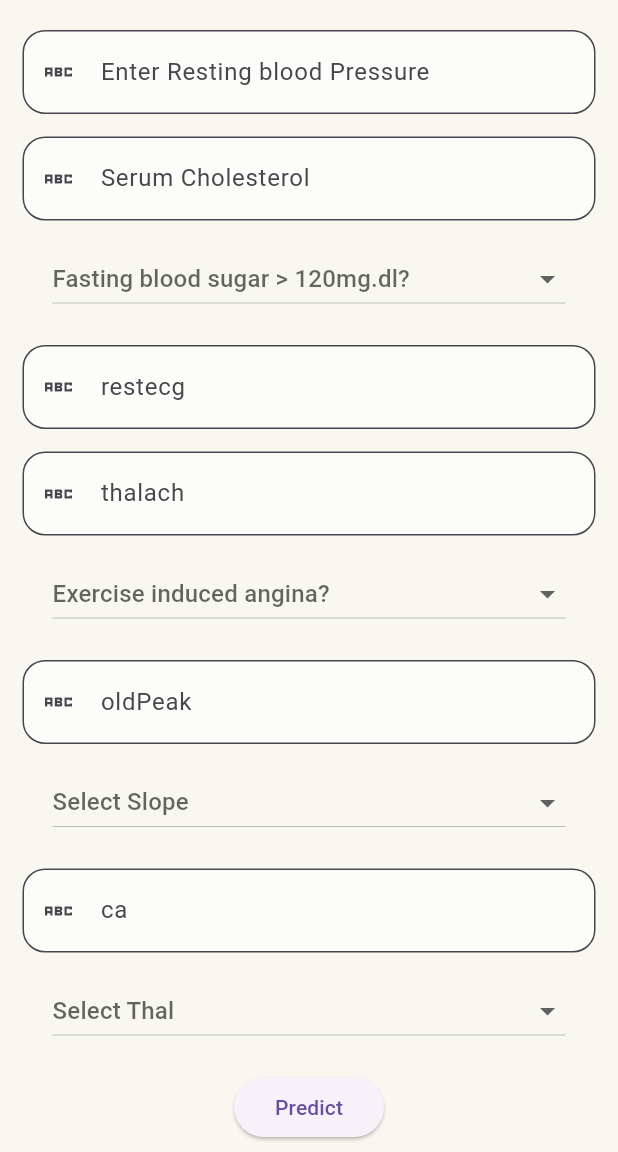
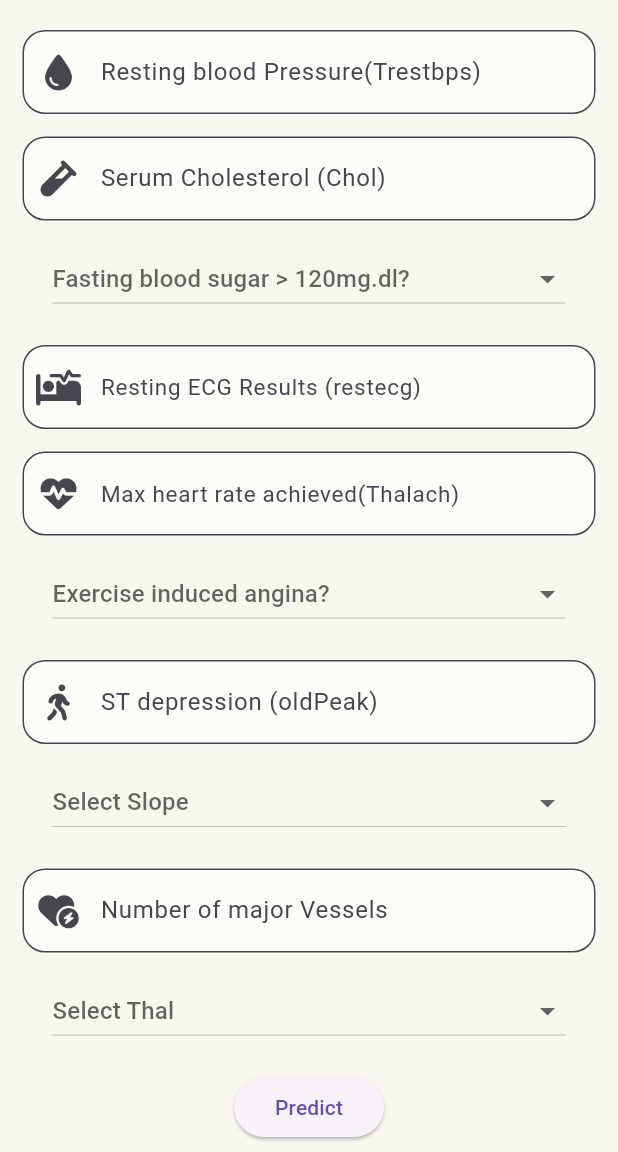
Before and after one commit to padman-1/heart-disease-prediction-mobile-app, a Flutter app: the HomePage screen opened directly, scrolled down 367 dp, on a phone screen of 412 x 824 dp, the part 84-1236 px from its top. Run offline on Flutter 3.47's test engine with Material 3 defaults, Android fonts, the phone set to English and light mode, and no system bars; our stand-ins replace bloc, dio, flutter_bloc, font_awesome_flutter; generated files the repository leaves out were written again.

Commit message:
added validation to text form fields

```diff
--- a/lib/pages/home_page.dart
+++ b/lib/pages/home_page.dart
@@ -2,6 +2,7 @@ import 'dart:ui';
 
 import 'package:flutter/material.dart';
 import 'package:flutter_bloc/flutter_bloc.dart';
+import 'package:font_awesome_flutter/font_awesome_flutter.dart';
 import 'package:heart_disease_mobile_app/bloc/cubit/heart_disease_cubit.dart';
 import 'package:heart_disease_mobile_app/models/heart_disease_model.dart';
 import 'package:heart_disease_mobile_app/service/api_service.dart';
@@ -135,10 +136,19 @@ class _HomePageState extends State<HomePage> {
                     Builder(
                       builder: (context) {
                         return CustomTextField(
-                          // hintext: 'Enter Age',
-                          label: const Text('Enter Age'),
-                          icon: Icon(Icons.abc_sharp),
+                          hintext: 'Enter your age',
+                          label: const Text('Age'),
+                          icon: const Icon(FontAwesomeIcons.calendarDays),
                           controller: ageController,
+                          validator: (value) {
+                            if (value == null || value.isEmpty) {
+                              return 'Please enter your age';
+                            }
+                            if (int.tryParse(value) == null) {
+                              return 'Please enter a valid integer';
+                            }
+                            return null;
+                          },
                         );
                       },
                     ),
@@ -159,20 +169,38 @@ class _HomePageState extends State<HomePage> {
                     Builder(
                       builder: (context) {
                         return CustomTextField(
-                          hintext: "Enter Resting blood Pressure",
-                          label: Text('Enter Resting blood Pressure'),
-                          icon: Icon(Icons.abc_sharp),
+                          hintext: "Enter your Resting blood Pressure",
+                          label: Text('Resting blood Pressure(Trestbps)'),
+                          icon: const Icon(FontAwesomeIcons.droplet),
                           controller: bloodPressureController,
+                          validator: (value) {
+                            if (value == null || value.isEmpty) {
+                              return 'Please enter your resting blood pressure';
+                            }
+                            if (int.tryParse(value) == null) {
+                              return 'Please enter a valid integer';
+                            }
+                            return null;
+                          },
                         );
                       },
                     ),
                     Builder(
                       builder: (context) {
                         return CustomTextField(
-                          hintext: "Chol",
-                          label: Text('Serum Cholesterol'),
-                          icon: Icon(Icons.abc_sharp),
+                          hintext: 'Enter your cholesterol level',
+                          label: Text('Serum Cholesterol (Chol)'),
+                          icon: const Icon(FontAwesomeIcons.vial),
                           controller: cholesterolController,
+                          validator: (value) {
+                            if (value == null || value.isEmpty) {
+                              return 'Please enter your cholesterol level';
+                            }
+                            if (int.tryParse(value) == null) {
+                              return 'Please enter a valid integer';
+                            }
+                            return null;
+                          },
                         );
                       },
                     ),
@@ -183,33 +211,49 @@ class _HomePageState extends State<HomePage> {
                       });
                     }),
 
-                    // Builder(
-                    //   builder: (context) {
-                    //     return CustomTextField(
-                    //       hintext: "FBS",
-                    //       label: Text('FBS'),
-                    //       icon: Icon(Icons.abc_sharp),
-                    //       controller: fbsController,
-                    //     );
-                    //   },
-                    // ),
                     Builder(
                       builder: (context) {
                         return CustomTextField(
-                          hintext: "restecg",
-                          label: Text('restecg'),
-                          icon: Icon(Icons.abc_sharp),
+                          hintext: 'Enter 0, 1 or 2 based on results',
+                          label: const Text(
+                            'Resting ECG Results (restecg)',
+                            style: TextStyle(
+                              fontSize: 15,
+                            ),
+                          ),
+                          icon: const Icon(FontAwesomeIcons.bedPulse),
                           controller: restecgController,
+                          validator: (value) {
+                            if (value == null || value.isEmpty) {
+                              return 'Please enter a value for Restecg';
+                            }
+                            if (int.tryParse(value) == null) {
+                              return 'Please enter a valid integer';
+                            }
+                            return null;
+                          },
                         );
                       },
                     ),
                     Builder(
                       builder: (context) {
                         return CustomTextField(
-                          hintext: "thalach",
-                          label: Text('thalach'),
-                          icon: Icon(Icons.abc_sharp),
+                          hintext: 'Enter your maximum heart rate',
+                          label: const Text(
+                            'Max heart rate achieved(Thalach)',
+                            style: TextStyle(fontSize: 15),
+                          ),
+                          icon: const Icon(FontAwesomeIcons.heartPulse),
                           controller: thalachController,
+                          validator: (value) {
+                            if (value == null || value.isEmpty) {
+                              return 'Please enter your maximum heart rate';
+                            }
+                            if (int.tryParse(value) == null) {
+                              return 'Please enter a valid integer';
+                            }
+                            return null;
+                          },
                         );
                       },
                     ),
@@ -232,10 +276,19 @@ class _HomePageState extends State<HomePage> {
                     Builder(
                       builder: (context) {
                         return CustomTextField(
-                          hintext: "oldPeak",
-                          label: Text('oldPeak'),
-                          icon: Icon(Icons.abc_sharp),
+                          hintext: "Enter the value for ST depression",
+                          label: Text('ST depression (oldPeak)'),
+                          icon: const Icon(FontAwesomeIcons.personWalking),
                           controller: oldpeakController,
+                          validator: (value) {
+                            if (value == null || value.isEmpty) {
+                              return 'Please enter a value for Oldpeak';
+                            }
+                            if (int.tryParse(value) == null) {
+                              return 'Please enter a valid integer';
+                            }
+                            return null;
+                          },
                         );
                       },
                     ),
@@ -258,10 +311,26 @@ class _HomePageState extends State<HomePage> {
                     Builder(
                       builder: (context) {
                         return CustomTextField(
-                          hintext: "ca",
-                          label: Text('ca'),
-                          icon: Icon(Icons.abc_sharp),
+                          hintext: "Enter a value between 0 and 3",
+                          label: const Text(
+                            'Number of major Vessels ',
+                            // style: TextStyle(fontSize: 15),
+                          ),
+                          icon: const Icon(FontAwesomeIcons.heartCircleBolt),
                           controller: caController,
+                          validator: (value) {
+                            if (value == null || value.isEmpty) {
+                              return "Please enter a value";
+                            }
+                            if (int.tryParse(value) == null) {
+                              return 'Please enter a valid integer';
+                            }
+                            int? caValue = int.tryParse(value);
+                            if (caValue == null || caValue < 0 || caValue > 3) {
+                              return 'Value must be between 0 and 3';
+                            }
+                            return null;
+                          },
                         );
                       },
                     ),
@@ -296,6 +365,7 @@ class _HomePageState extends State<HomePage> {
                           height: 40,
                           child: ElevatedButton(
                               onPressed: () {
+                                if (_formKey.currentState!.validate()) {
                                   final input = HeartDiseaseModel(
                                     age: int.parse(ageController.text),
                                     sex: _selectedGender,
@@ -307,7 +377,8 @@ class _HomePageState extends State<HomePage> {
                                     restecg: int.parse(restecgController.text),
                                     thalach: int.parse(thalachController.text),
                                     exang: _selectedExang,
-                                  oldpeak: double.parse(oldpeakController.text),
+                                    oldpeak:
+                                        double.parse(oldpeakController.text),
                                     slope: _selectedSlope,
                                     ca: int.parse(caController.text),
                                     thal: _selectedThal,
@@ -316,6 +387,8 @@ class _HomePageState extends State<HomePage> {
                                   context
                                       .read<HeartDiseaseCubit>()
                                       .predictHeartDisease(input);
+                                }
+
                                 // final age = ageController.text;
                                 // final sex = sexController.text;
                                 // final BP = bloodPressureController.text;
```
Lines whose indentation alone changed are shown as unchanged.
